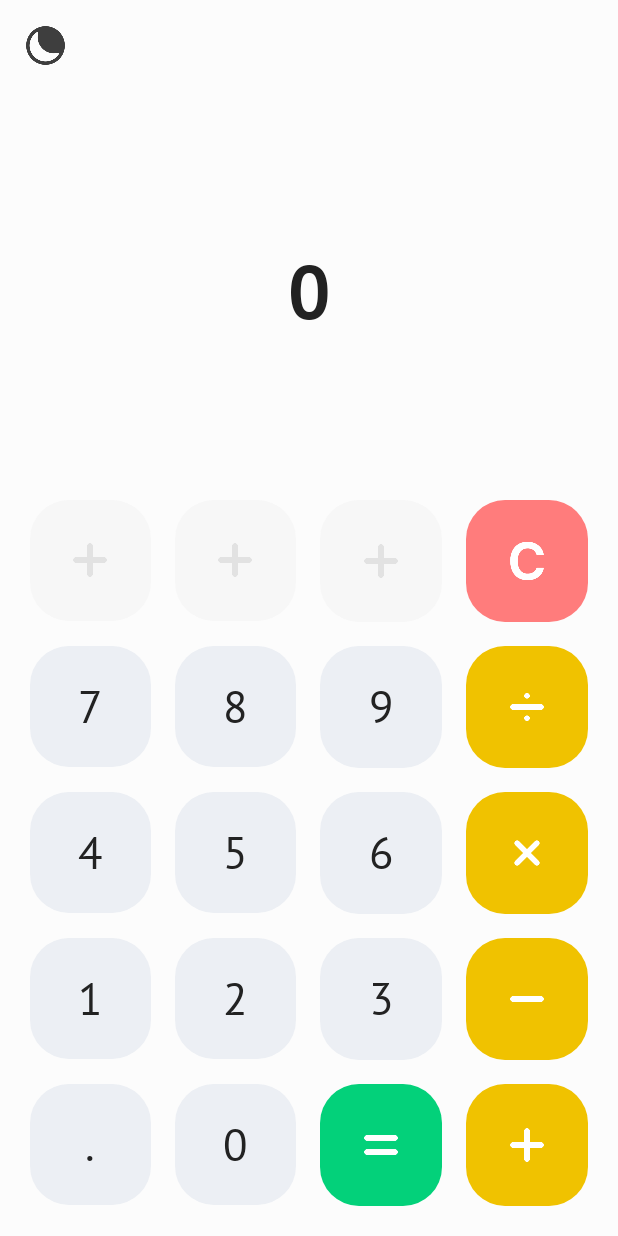
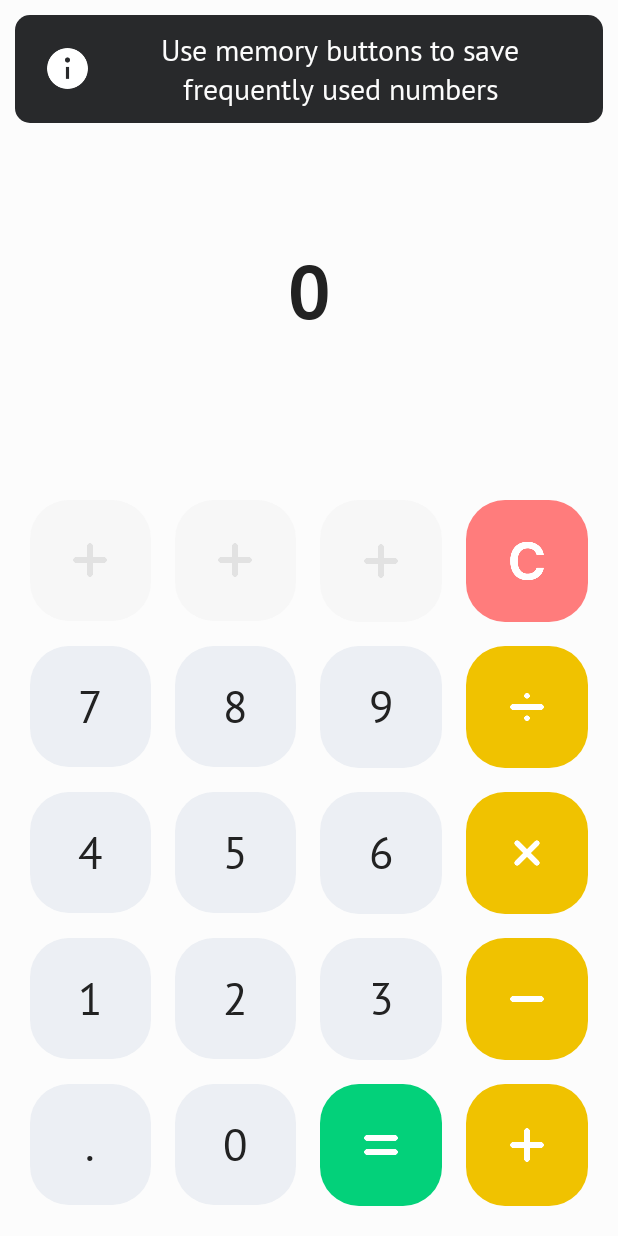
Before and after one commit to chervonyi/calculator2, an Android app: the screen it shows after launch (MainActivity), on a phone screen of 412 x 824 dp. Run offline under Robolectric (Android 15) with nearby library versions, the phone set to English and light mode, and no system bars.

Commit message:
Add tutorial panels

```diff
--- /dev/null
+++ b/Calculator/app/src/main/java/room106/calculator/InfoManager.kt
@@ -0,0 +1,36 @@
+package room106.calculator
+
+import android.content.Context
+import android.content.SharedPreferences
+
+class InfoManager(context: Context) {
+
+    private val SHARED_PREFERENCES_KEY = "info_shared_preferences_key"
+    private val INFO1_KEY = "info1_key"
+    private val INFO2_KEY = "info2_key"
+
+    private val sharedPreferences: SharedPreferences = context.getSharedPreferences(SHARED_PREFERENCES_KEY, Context.MODE_PRIVATE)
+
+    var hasInfo1ShownBefore: Boolean
+        get() {
+            return sharedPreferences.getBoolean(INFO1_KEY, false)
+        }
+
+        set(value) {
+            val editor: SharedPreferences.Editor = sharedPreferences.edit()
+            editor.putBoolean(INFO1_KEY, value)
+            editor.apply()
+        }
+
+    var hasInfo2ShownBefore: Boolean
+        get() {
+            return sharedPreferences.getBoolean(INFO2_KEY, false)
+        }
+
+        set(value) {
+            val editor: SharedPreferences.Editor = sharedPreferences.edit()
+            editor.putBoolean(INFO2_KEY, value)
+            editor.apply()
+        }
+
+}
--- /dev/null
+++ b/Calculator/app/src/main/java/room106/calculator/InfoPanelView.kt
@@ -0,0 +1,58 @@
+package room106.calculator
+
+import android.content.Context
+import android.util.AttributeSet
+import android.view.View
+import android.widget.ImageView
+import android.widget.LinearLayout
+import android.widget.TextView
+
+class InfoPanelView : LinearLayout {
+
+    private lateinit var infoPanel: LinearLayout
+    private lateinit var infoImage: ImageView
+    private lateinit var infoText: TextView
+
+    private lateinit var mPreferredThemeManager: PreferredThemeManager
+
+    //region Constructors
+    constructor(context: Context?) : super(context) {
+        initializeView(context)
+    }
+    constructor(context: Context?, attrs: AttributeSet?) : super(context, attrs) {
+        initializeView(context)
+    }
+    constructor(context: Context?, attrs: AttributeSet?, defStyleAttr: Int) : super(
+        context,
+        attrs,
+        defStyleAttr
+    ) {
+        initializeView(context)
+    }
+    //endregion
+
+    private fun initializeView(context: Context?) {
+        View.inflate(context, R.layout.info_panel_layout, this)
+        infoPanel = findViewById(R.id.infoPanel)
+        infoImage = findViewById(R.id.infoImage)
+        infoText = findViewById(R.id.infoText)
+
+        mPreferredThemeManager = PreferredThemeManager(context!!)
+        if (mPreferredThemeManager.getPreferredTheme() == PreferredThemeManager.Mode.DarkTheme) {
+            infoImage.setImageResource(R.drawable.ic_info_black)
+        } else {
+            infoImage.setImageResource(R.drawable.ic_info_white)
+        }
+    }
+
+    var text: String
+        get() {
+            return infoText.text.toString()
+        }
+        set(value) {
+            infoText.text = value
+        }
+
+
+
+}
--- a/Calculator/app/src/main/java/room106/calculator/MainActivity.kt
+++ b/Calculator/app/src/main/java/room106/calculator/MainActivity.kt
@@ -1,14 +1,18 @@
 package room106.calculator
 
+import android.animation.Animator
+import android.animation.AnimatorListenerAdapter
 import android.content.Intent
 import android.media.MediaPlayer
 import android.os.Bundle
+import android.os.Handler
 import android.util.Log
 import android.view.View
+import android.view.animation.TranslateAnimation
 import android.widget.ImageButton
 import android.widget.TextView
+import android.widget.Toast
 import androidx.appcompat.app.AppCompatActivity
-import androidx.appcompat.app.AppCompatDelegate
 import java.text.DecimalFormat
 
 
@@ -17,6 +21,7 @@ class MainActivity : AppCompatActivity() {
     // Views
     private lateinit var buttonChangeTheme: ImageButton
     private lateinit var mainTextView: TextView
+    private lateinit var infoPanelView: InfoPanelView
     private var memorySlots = ArrayList<CalculatorButton>()
 
     private lateinit var additionOperatorButton: CalculatorButton
@@ -33,6 +38,7 @@ class MainActivity : AppCompatActivity() {
 
     private lateinit var buttonSound: MediaPlayer
     private lateinit var mPreferredThemeManager: PreferredThemeManager
+    private lateinit var mInfoManager: InfoManager
 
     enum class Operator(val value: Int) {
         ADDITION(0),
@@ -88,6 +94,7 @@ class MainActivity : AppCompatActivity() {
         subtractionOperatorButton = findViewById(R.id.buttonOpSubtract)
         multiplicationOperatorButton = findViewById(R.id.buttonOpMultiply)
         divisionOperatorButton = findViewById(R.id.buttonOpDivision)
+        infoPanelView = findViewById(R.id.infoPanelView)
 
         mainTextView.text = "0"
 
@@ -111,6 +118,9 @@ class MainActivity : AppCompatActivity() {
         for (memoryButton in memorySlots) {
             memoryButton.setOnLongClickListener(onLongClickOnMemorySlotButton)
         }
+
+        mInfoManager = InfoManager(this)
+        checkTutorialRequest()
     }
 
 
@@ -173,6 +183,7 @@ class MainActivity : AppCompatActivity() {
         buttonSound.start()
         val position = resources.getResourceName(v.id).last().toString().toInt()
 
+
         if(isMemorySlotEmpty(position)) {
 
             val typedNumber = mainTextView.text.toString().toDouble()
@@ -185,6 +196,13 @@ class MainActivity : AppCompatActivity() {
             } else {
                 // Save number that typed
                 saveNumberAt(typedNumber, position)
+
+                // Tutorial #1 has been passed
+                if (infoPanelView.visibility == View.VISIBLE && !mInfoManager.hasInfo1ShownBefore && typedNumber != 0.0) {
+                    Toast.makeText(this, "Tutorial #1 has been passed", Toast.LENGTH_LONG).show()
+                    mInfoManager.hasInfo1ShownBefore = true
+                    hideInfoPanel()
+                }
             }
 
             num1 = null
@@ -202,6 +220,13 @@ class MainActivity : AppCompatActivity() {
         val position = resources.getResourceName(it.id).last().toString().toInt()
 
         val typedNumber = mainTextView.text.toString().toDouble()
+
+        // Tutorial #2 has been passed
+        if (infoPanelView.visibility == View.VISIBLE && !mInfoManager.hasInfo2ShownBefore && typedNumber != 0.0) {
+            Toast.makeText(this, "Tutorial #2 has been passed", Toast.LENGTH_LONG).show()
+            mInfoManager.hasInfo2ShownBefore = true
+            hideInfoPanel()
+        }
 
         if (num1 != null && operator != null) {
             val result = calculate(num1!!, typedNumber, operator)
@@ -280,7 +305,6 @@ class MainActivity : AppCompatActivity() {
         mainTextView.text = decimalFormat.format(memory[position])
         highlightOperator(null)
 
-        // Test:?
         numberIsReady = true
     }
 
@@ -330,5 +354,50 @@ class MainActivity : AppCompatActivity() {
     private fun displayResult(result: Double) {
         mainTextView.text = decimalFormat.format(result)
     }
+
+    private fun checkTutorialRequest() {
+        if (!mInfoManager.hasInfo1ShownBefore) {
+            showInfoPanel(resources.getString(R.string.info_1))
+        } else {
+            if (!mInfoManager.hasInfo2ShownBefore) {
+                showInfoPanel(resources.getString(R.string.info_2))
+            } else {
+                // User has passed all tutorials
+                buttonChangeTheme.visibility = View.VISIBLE
+            }
+        }
+    }
+
+    private fun showInfoPanel(text: String) {
+        if (infoPanelView.visibility == View.VISIBLE) { return }
+        Handler().postDelayed({
+            infoPanelView.alpha = 0f
+            infoPanelView.text = text
+
+            infoPanelView.animate()
+                .alpha(1.0f)
+                .setDuration(500)
+                .setListener(object: AnimatorListenerAdapter() {
+                    override fun onAnimationStart(animation: Animator?) {
+                        infoPanelView.visibility = View.VISIBLE
+                    }
+                })
+        }, 3000)
+    }
+
+    private fun hideInfoPanel() {
+        if (infoPanelView.visibility == View.VISIBLE) {
+
+            infoPanelView.animate()
+                .alpha(0f)
+                .setDuration(500)
+                .setListener(object: AnimatorListenerAdapter() {
+                    override fun onAnimationEnd(animation: Animator?) {
+                        infoPanelView.visibility = View.INVISIBLE
+                        checkTutorialRequest()
+                    }
+                })
+        }
+    }
     //endregion
 }
--- /dev/null
+++ b/Calculator/app/src/main/res/drawable/info_panel.xml
@@ -0,0 +1,5 @@
+<?xml version="1.0" encoding="utf-8"?>
+<shape xmlns:android="http://schemas.android.com/apk/res/android">
+    <solid android:color="?attr/infoPanelBackgroundColor"/>
+    <corners android:radius="10dp"/>
+</shape>
--- a/Calculator/app/src/main/res/layout/activity_main.xml
+++ b/Calculator/app/src/main/res/layout/activity_main.xml
@@ -1,13 +1,17 @@
 <?xml version="1.0" encoding="utf-8"?>
-<LinearLayout xmlns:android="http://schemas.android.com/apk/res/android"
+<FrameLayout xmlns:android="http://schemas.android.com/apk/res/android"
     xmlns:app="http://schemas.android.com/apk/res-auto"
     xmlns:tools="http://schemas.android.com/tools"
     android:layout_width="match_parent"
     android:layout_height="match_parent"
     tools:context=".MainActivity"
-    android:orientation="vertical"
     android:background="?attr/backgroundColor">
 
+
+    <LinearLayout
+        android:layout_width="match_parent"
+        android:layout_height="match_parent"
+        android:orientation="vertical">
 
         <!--  CHANGE THIS ICON LATER      -->
         <ImageButton
@@ -20,7 +24,9 @@
             android:background="@null"
             android:scaleType="fitCenter"
             android:padding="12dp"
-        android:onClick="onClickChangeTheme"/>
+            android:onClick="onClickChangeTheme"
+            android:contentDescription="@string/change_theme_content_description"
+            android:visibility="invisible"/>
 
         <TextView
             android:id="@+id/mainTextView"
@@ -34,7 +40,7 @@
             android:maxLines="1"
             android:maxLength="9"
             android:textAlignment="center"
-        android:text="123456789"/>
+            android:text="@string/expression_start"/>
 
         <LinearLayout
             android:layout_width="match_parent"
@@ -361,5 +367,13 @@
             </LinearLayout>
         </LinearLayout>
 
+    </LinearLayout>
 
-</LinearLayout>
+    <room106.calculator.InfoPanelView
+        android:id="@+id/infoPanelView"
+        android:layout_width="match_parent"
+        android:layout_height="wrap_content"
+        android:visibility="invisible"
+        android:translationY="0dp"/>
+
+</FrameLayout>
--- /dev/null
+++ b/Calculator/app/src/main/res/layout/info_panel_layout.xml
@@ -0,0 +1,35 @@
+<?xml version="1.0" encoding="utf-8"?>
+<LinearLayout
+    xmlns:android="http://schemas.android.com/apk/res/android"
+    android:id="@+id/infoPanel"
+    android:orientation="horizontal"
+    android:layout_width="match_parent"
+    android:layout_height="wrap_content"
+    android:background="@drawable/info_panel"
+    android:padding="10dp"
+    android:layout_margin="10dp"
+    android:gravity="center">
+
+    <ImageView
+        android:id="@+id/infoImage"
+        android:layout_width="50dp"
+        android:layout_height="50dp"
+        android:src="@drawable/ic_info_white"
+        android:contentDescription="@string/info_content_description"
+        android:scaleType="fitCenter"
+        android:padding="8dp"/>
+
+    <TextView
+        android:id="@+id/infoText"
+        android:layout_width="0dp"
+        android:layout_height="wrap_content"
+        android:layout_weight="1"
+        android:text="@string/info_2"
+        android:textColor="?attr/infoPanelFontColor"
+        android:fontFamily="@font/ptsans_regular"
+        android:textSize="20sp"
+        android:textAlignment="center"
+        android:layout_marginStart="10dp"
+        android:layout_marginEnd="18dp"/>
+
+</LinearLayout>
--- a/Calculator/app/src/main/res/values-v27/styles.xml
+++ b/Calculator/app/src/main/res/values-v27/styles.xml
@@ -29,8 +29,9 @@
         <item name="operationButtonPressedColor">@color/lightModeOperationButtonPressedColor</item>
         <item name="operationActiveButtonColor">@color/lightModeOperationActiveButtonColor</item>
         <item name="calculationButtonColor">@color/lightModeCalculateButtonColor</item>
-        <item name="calculationButtonPressedColor">@color/lightModeCalculateButtonPressedColor
-        </item>
+        <item name="calculationButtonPressedColor">@color/lightModeCalculateButtonPressedColor</item>
+        <item name="infoPanelBackgroundColor">@color/lightModeInfoPanelBackgroundColor</item>
+        <item name="infoPanelFontColor">@color/lightModeInfoPanelFontColor</item>
     </style>
 
 
@@ -62,5 +63,7 @@
         <item name="operationActiveButtonColor">@color/darkModeOperationActiveButtonColor</item>
         <item name="calculationButtonColor">@color/darkModeCalculateButtonColor</item>
         <item name="calculationButtonPressedColor">@color/darkModeCalculateButtonPressedColor</item>
+        <item name="infoPanelBackgroundColor">@color/darkModeInfoPanelBackgroundColor</item>
+        <item name="infoPanelFontColor">@color/darkModeInfoPanelFontColor</item>
     </style>
 </resources>
--- a/Calculator/app/src/main/res/values/attrs.xml
+++ b/Calculator/app/src/main/res/values/attrs.xml
@@ -29,5 +29,7 @@
     <attr name="operationActiveButtonColor" format="reference"/>
     <attr name="calculationButtonColor" format="reference"/>
     <attr name="calculationButtonPressedColor" format="reference"/>
+    <attr name="infoPanelBackgroundColor" format="reference"/>
+    <attr name="infoPanelFontColor" format="reference"/>
 
 </resources>
--- a/Calculator/app/src/main/res/values/colors.xml
+++ b/Calculator/app/src/main/res/values/colors.xml
@@ -17,6 +17,8 @@
     <color name="lightModeOperationActiveButtonColor">#EFA207</color>
     <color name="lightModeCalculateButtonColor">#03D17A</color>
     <color name="lightModeCalculateButtonPressedColor">#04B369</color>
+    <color name="lightModeInfoPanelBackgroundColor">#28292B</color>
+    <color name="lightModeInfoPanelFontColor">#FCFCFC</color>
 
 
     <!--    DARK MODE    -->
@@ -35,6 +37,8 @@
     <color name="darkModeOperationActiveButtonColor">#E69405</color>
     <color name="darkModeCalculateButtonColor">#04B369</color>
     <color name="darkModeCalculateButtonPressedColor">#039E5C</color>
+    <color name="darkModeInfoPanelBackgroundColor">#FCFCFC</color>
+    <color name="darkModeInfoPanelFontColor">#28292B</color>
 
     <!--    SYSTEM    -->
     <color name="colorPrimary">#6200EE</color>
--- a/Calculator/app/src/main/res/values/strings.xml
+++ b/Calculator/app/src/main/res/values/strings.xml
@@ -1,3 +1,9 @@
 <resources>
     <string name="app_name">Calculator</string>
+    <string name="expression_start">0</string>
+    <string name="change_theme_content_description">Change Theme</string>
+
+    <string name="info_1">Use memory buttons to save frequently used numbers</string>
+    <string name="info_2">Use long click to rewrite memory slot value</string>
+    <string name="info_content_description">Info</string>
 </resources>
--- a/Calculator/app/src/main/res/values/styles.xml
+++ b/Calculator/app/src/main/res/values/styles.xml
@@ -28,6 +28,8 @@
         <item name="operationActiveButtonColor">@color/lightModeOperationActiveButtonColor</item>
         <item name="calculationButtonColor">@color/lightModeCalculateButtonColor</item>
         <item name="calculationButtonPressedColor">@color/lightModeCalculateButtonPressedColor</item>
+        <item name="infoPanelBackgroundColor">@color/lightModeInfoPanelBackgroundColor</item>
+        <item name="infoPanelFontColor">@color/lightModeInfoPanelFontColor</item>
     </style>
 
 
@@ -59,6 +61,8 @@
         <item name="operationActiveButtonColor">@color/darkModeOperationActiveButtonColor</item>
         <item name="calculationButtonColor">@color/darkModeCalculateButtonColor</item>
         <item name="calculationButtonPressedColor">@color/darkModeCalculateButtonPressedColor</item>
+        <item name="infoPanelBackgroundColor">@color/darkModeInfoPanelBackgroundColor</item>
+        <item name="infoPanelFontColor">@color/darkModeInfoPanelFontColor</item>
     </style>
 
 </resources>
```
Also changed, not shown: Calculator/app/src/main/res/drawable/ic_info_black.png (added), Calculator/app/src/main/res/drawable/ic_info_white.png (added). Lines whose indentation alone changed are shown as unchanged.
